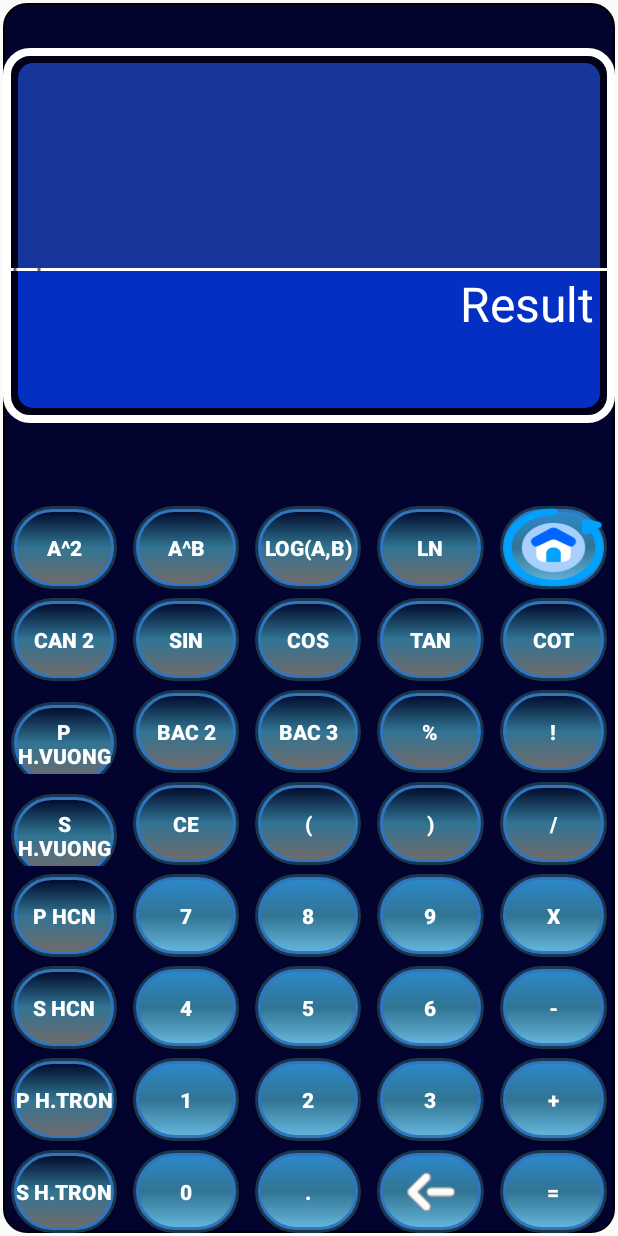
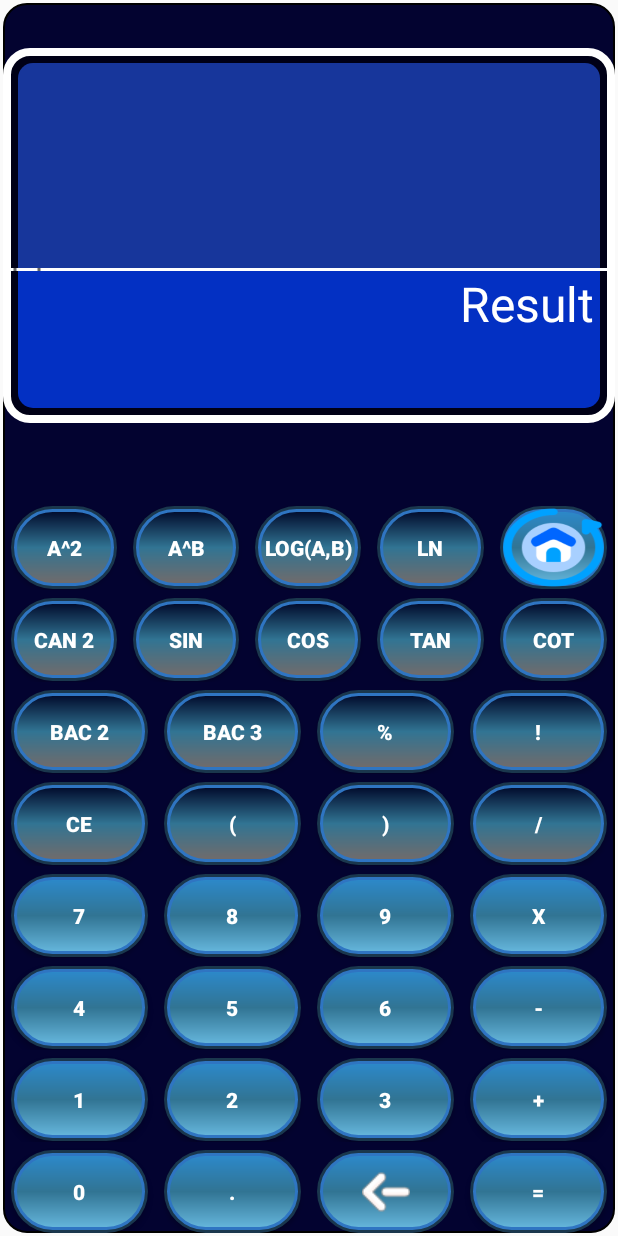
Before and after one commit to namy1622/My_Caculator, an Android app: the screen it shows after launch (MainActivity), after a tap on "PHUONG TRINH", on a phone screen of 412 x 824 dp. Run offline under Robolectric (Android 15) with nearby library versions, the phone set to English and light mode, and no system bars.

Commit message:
finish function

```diff
--- a/app/src/main/res/layout/activity_main.xml
+++ b/app/src/main/res/layout/activity_main.xml
@@ -324,11 +324,11 @@
                 android:layout_height="wrap_content"
                 android:orientation="horizontal"
                 android:layout_weight="1">
-                <Button
-                    android:id="@+id/btn_p_vuong"
-                    style="@style/actionButton_fun"
-                    android:text="@string/p_h_vuong"
-                    />
+<!--                <Button-->
+<!--                    android:id="@+id/btn_p_vuong"-->
+<!--                    style="@style/actionButton_fun"-->
+<!--                    android:text="@string/p_h_vuong"-->
+<!--                    />-->
                 <Button
                     android:id="@+id/btn_eq_deg2"
                     style="@style/actionButton_fun"
@@ -358,11 +358,11 @@
                 android:layout_height="wrap_content"
                 android:orientation="horizontal"
                 android:layout_weight="1">
-                <Button
-                    android:id="@+id/btn_s_vuong"
-                    style="@style/actionButton_fun"
-                    android:text="@string/s_h_vuong"
-                    />
+<!--                <Button-->
+<!--                    android:id="@+id/btn_s_vuong"-->
+<!--                    style="@style/actionButton_fun"-->
+<!--                    android:text="@string/s_h_vuong"-->
+<!--                    />-->
                 <Button
                     android:id="@+id/btn_CE_fun"
                     style="@style/actionButton_fun"
@@ -390,11 +390,11 @@
                 android:layout_height="wrap_content"
                 android:orientation="horizontal"
                 android:layout_weight="1">
-                <Button
-                    android:id="@+id/btn_p_hcn"
-                    style="@style/actionButton_fun"
-                    android:text="@string/p_hcn"
-                    />
+<!--                <Button-->
+<!--                    android:id="@+id/btn_p_hcn"-->
+<!--                    style="@style/actionButton_fun"-->
+<!--                    android:text="@string/p_hcn"-->
+<!--                    />-->
                 <Button
                     android:id="@+id/btn_7_fun"
                     style="@style/actionNumber_fun"
@@ -423,11 +423,11 @@
                 android:layout_height="wrap_content"
                 android:orientation="horizontal"
                 android:layout_weight="1">
-                <Button
-                    android:id="@+id/btn_s_hcn"
-                    style="@style/actionButton_fun"
-                    android:text="S HCN"
-                    />
+<!--                <Button-->
+<!--                    android:id="@+id/btn_s_hcn"-->
+<!--                    style="@style/actionButton_fun"-->
+<!--                    android:text="S HCN"-->
+<!--                    />-->
                 <Button
                     android:id="@+id/btn_4_fun"
                     style="@style/actionNumber_fun"
@@ -455,11 +455,11 @@
                 android:layout_height="wrap_content"
                 android:orientation="horizontal"
                 android:layout_weight="1">
-                <Button
-                    android:id="@+id/btn_p_tron"
-                    style="@style/actionButton_fun"
-                    android:text="@string/p_h_tron"
-                    />
+<!--                <Button-->
+<!--                    android:id="@+id/btn_p_tron"-->
+<!--                    style="@style/actionButton_fun"-->
+<!--                    android:text="@string/p_h_tron"-->
+<!--                    />-->
                 <Button
                     android:id="@+id/btn_1_fun"
                     style="@style/actionNumber_fun"
@@ -487,11 +487,11 @@
                 android:layout_height="wrap_content"
                 android:orientation="horizontal"
                 android:layout_weight="1">
-                <Button
-                    android:id="@+id/btn_s_tron"
-                    style="@style/actionButton_fun"
-                    android:text="@string/s_h_tron"
-                    />
+<!--                <Button-->
+<!--                    android:id="@+id/btn_s_tron"-->
+<!--                    style="@style/actionButton_fun"-->
+<!--                    android:text="@string/s_h_tron"-->
+<!--                    />-->
                 <Button
                     android:id="@+id/btn_0_fun"
                     style="@style/actionNumber_fun"
```
Also changed, not shown: app/src/main/java/com/example/caculator/MainActivity.java (+206 -102 lines).
